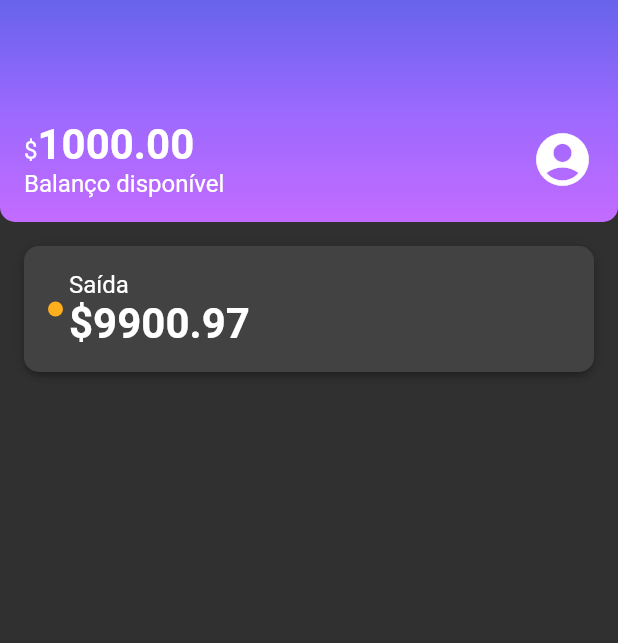
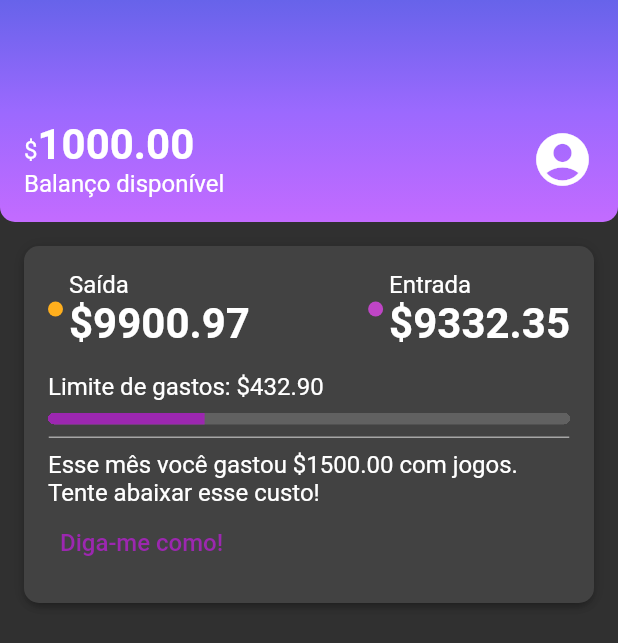
Before and after one commit to diegominelli/aluBank, a Flutter app: the screen it shows after launch, on a phone screen of 412 x 824 dp. Shown: the top 643 px of the screen. Run offline on Flutter 3.47's test engine with Material 2 defaults, Android fonts, the phone set to English and light mode, and no system bars.

Commit message:
finalizando o recentActivity

```diff
--- a/lib/components/sections/recent_activity.dart
+++ b/lib/components/sections/recent_activity.dart
@@ -1,5 +1,6 @@
 import 'package:alubank/components/box_card.dart';
 import 'package:alubank/components/color_dot.dart';
+import 'package:alubank/components/content_division.dart';
 import 'package:alubank/themes/theme_colors.dart';
 import 'package:flutter/material.dart';
 
@@ -22,8 +23,10 @@ class _RecentActivityContent extends StatelessWidget {
   @override
   Widget build(BuildContext context) {
     return Column(
+      crossAxisAlignment: CrossAxisAlignment.start,
       children: [
         Row(
+          mainAxisAlignment: MainAxisAlignment.spaceBetween,
           children: [
             Row(
               children: [
@@ -45,8 +48,57 @@ class _RecentActivityContent extends StatelessWidget {
                 )
               ],
             ),
-            Row()
+            Row(
+              children: [
+                Padding(
+                  padding: const EdgeInsets.only(right: 4.0),
+                  child: ColorDot(
+                    color: ThemeColors.recentActivity['income'],
+                  ),
+                ),
+                Column(
+                  crossAxisAlignment: CrossAxisAlignment.start,
+                  children: [
+                    const Text('Entrada'),
+                    Text(
+                      '\$9332.35',
+                      style: Theme.of(context).textTheme.bodyLarge,
+                    )
+                  ],
+                )
+              ],
+            ),
           ],
+        ),
+        const Padding(
+          padding: EdgeInsets.only(top: 16.0, bottom: 8.0),
+          child: Text('Limite de gastos: \$432.90'),
+        ),
+        Container(
+          clipBehavior: Clip.hardEdge,
+          decoration: BoxDecoration(
+            borderRadius: BorderRadius.circular(5),
+          ),
+          child: const LinearProgressIndicator(
+            value: 0.3,
+            minHeight: 8,
+          ),
+        ),
+        const Padding(
+          padding: EdgeInsets.only(top: 8.0, bottom: 8.0),
+          child: ContentDivision(),
+        ),
+        const Text(
+          'Esse mês você gastou \$1500.00 com jogos. Tente abaixar esse custo!',
+        ),
+        TextButton(
+          onPressed: () {},
+          child: const Text(
+            'Diga-me como!',
+            style: TextStyle(
+              fontSize: 16,
+            ),
+          ),
         )
       ],
     );
```
